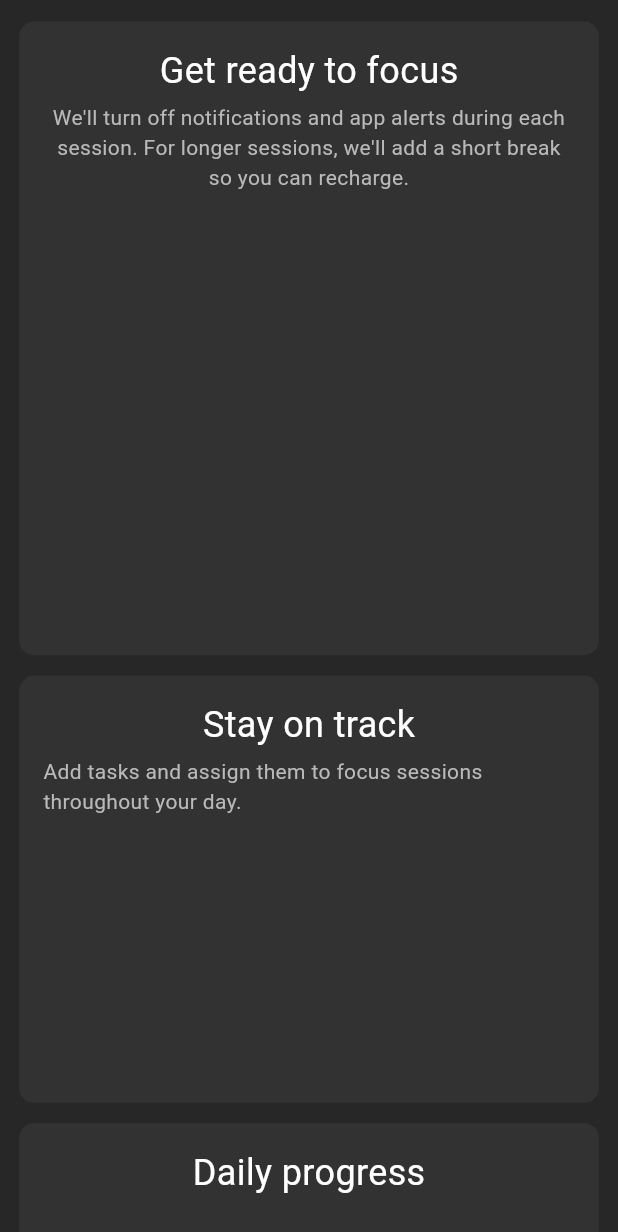
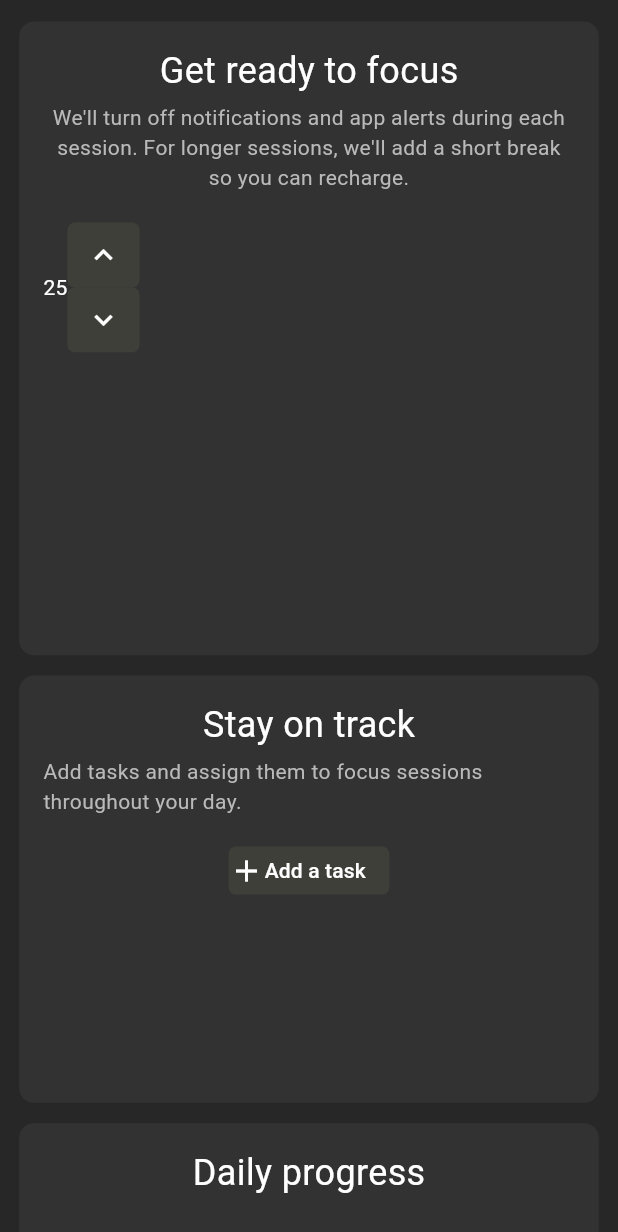
Before and after one commit to LeBern-Matthews/focus_app, a Flutter app: the screen it shows after launch, on a phone screen of 412 x 824 dp. Shown: the top 1232 px of the screen. Run offline on Flutter 3.47's test engine with Material 3 defaults, Android fonts, the phone set to English and light mode, and no system bars; missing offline and left inert: window_size.

Commit message:
Add FocusActionButton and enhance right side containers
Implements a new reusable FocusActionButton component for consistent button styling across the app. Enhances right side containers with:

- Music section with play music button
- Task section with add task button
- Session controls with increment/decrement buttons
- Improved text alignment and spacing in containers

Adjusts responsive layout breakpoint from 1077px to 1068px for better UI consistency.

```diff
--- /dev/null
+++ b/lib/components/right_side_components/focus_action_button.dart
@@ -0,0 +1,46 @@
+import 'package:flutter/material.dart';
+
+class FocusActionButton extends StatelessWidget {
+  final VoidCallback onPressed;
+  final String text;
+  final Widget wchild;
+  final double width;
+  final double height;
+
+  const FocusActionButton({
+    super.key,
+    required this.onPressed,
+    this.text="",
+    this.wchild=const Icon(Icons.pin_drop_rounded),
+    this.width=107.2,
+    this.height=32,
+  });
+
+  @override
+  Widget build(BuildContext context) {
+    bool hasChild=false;
+    if (text==""){
+       hasChild=true;
+      }
+
+    return SizedBox(
+      width: width,
+      height:height,
+      child: FloatingActionButton(
+        onPressed: onPressed,
+        backgroundColor: const Color.fromRGBO(63, 63, 58, 1),
+        focusColor: const Color.fromRGBO(68, 68, 63, 1),
+        hoverColor: const Color.fromRGBO(68, 68, 63, 1),
+        elevation: 0,
+        hoverElevation: 0,
+        focusElevation: 0,
+        shape: const RoundedRectangleBorder(
+          borderRadius: BorderRadius.all(Radius.circular(5)),
+        ),
+        child:hasChild
+        ? wchild
+        : Text(text)
+      ),
+    );
+  }
+}
--- a/lib/components/right_side_container.dart
+++ b/lib/components/right_side_container.dart
@@ -14,7 +14,9 @@ class RightSidecontainer extends StatelessWidget {
 
   @override
   Widget build(BuildContext context) {
+
     return Container(
+
       decoration: BoxDecoration(
         color: const Color.fromRGBO(50, 50, 50, 1),
         borderRadius: BorderRadius.circular(10),
@@ -25,6 +27,7 @@ class RightSidecontainer extends StatelessWidget {
       child: Column(
         crossAxisAlignment: CrossAxisAlignment.center,
         children: childList,
+
       ),
     );
   }
--- a/lib/components/right_side_containers_single/music.dart
+++ b/lib/components/right_side_containers_single/music.dart
@@ -1,6 +1,6 @@
 import 'package:flutter/material.dart';
 import 'package:focus_app/components/right_side_container.dart';
-
+import 'package:focus_app/components/right_side_components/focus_action_button.dart';
 class Music extends StatelessWidget {
   final double width;
   const Music({
@@ -22,13 +22,18 @@ class Music extends StatelessWidget {
                       ),
                     ),
                     SizedBox(height: 4),
-                    Text(
-                      "Music help you focus. Add your favorite playlists to your focus sessions.",
-                      style: TextStyle(
-                        color: const Color.fromRGBO(185, 185, 185, 1),
-                        fontSize: 14,
+                    Center(
+                      child: Text(
+                        "Music help you focus. Add your favorite playlists to your focus sessions.",
+                        style: TextStyle(
+                          color: const Color.fromRGBO(185, 185, 185, 1),
+                          fontSize: 14,
+                        ),
                       ),
                     ),
+                    SizedBox(height: 20),
+                    FocusActionButton(onPressed: (){}, text: "Play music")
+
                   ],
 
                 );
--- a/lib/components/right_side_containers_single/session.dart
+++ b/lib/components/right_side_containers_single/session.dart
@@ -1,6 +1,6 @@
 import 'package:flutter/material.dart';
 import 'package:focus_app/components/right_side_container.dart';
-
+import 'package:focus_app/components/right_side_components/focus_action_button.dart';
 class Session extends StatelessWidget {
   final double width;
 
@@ -31,14 +31,21 @@ class Session extends StatelessWidget {
                       style: TextStyle(
                         color: const Color.fromRGBO(185, 185, 185, 1),
                         fontSize: 14,
-
                       ),
                     ),
                   ),
-                  SizedBox(height: 4),
-                  Row(
-
-                  )
+                  SizedBox(height: 20),
+                    Row(
+                      children: [
+                        Text("25"),
+                        Column(
+                          children: [
+                            FocusActionButton(onPressed: (){},width: 48, height:43.2, wchild: Icon(Icons.expand_less)),
+                            FocusActionButton(onPressed: (){}, width:48, height:43.2, wchild: Icon(Icons.expand_more)),
+                          ],
+                        ),
+                      ],
+                    ),
                 ],
               );
   }
--- a/lib/components/right_side_containers_single/task.dart
+++ b/lib/components/right_side_containers_single/task.dart
@@ -1,6 +1,6 @@
 import 'package:flutter/material.dart';
 import 'package:focus_app/components/right_side_container.dart';
-
+import 'package:focus_app/components/right_side_components/focus_action_button.dart';
 class Task extends StatelessWidget {
   final double width;
   const Task({
@@ -22,14 +22,20 @@ class Task extends StatelessWidget {
                     ),
                   ),
                   SizedBox(height: 4),
-                  Text(
-                    "Add tasks and assign them to focus sessions throughout your day.",
-                    style: TextStyle(
-                      color: const Color.fromRGBO(185, 185, 185, 1),
-                      fontSize: 14,
+                  Center(
+                    child: Text(
+                      "Add tasks and assign them to focus sessions throughout your day.",
+                      style: TextStyle(
+                        color: const Color.fromRGBO(185, 185, 185, 1),
+                        fontSize: 14,
+                      ),
                     ),
                   ),
-                  SizedBox(height: 4),
+                  SizedBox(height: 20),
+                  FocusActionButton(onPressed: () {}, wchild: Row(
+                    children: [Icon(Icons.add), Text("Add a task")],
+                  ),)
+
                 ],
               );
   }
--- a/lib/main.dart
+++ b/lib/main.dart
@@ -84,7 +84,7 @@ class _MyHomePageState extends State<MyHomePage> {
             );
           }
 
-          if (constraints.maxWidth < 1077) {
+          if (constraints.maxWidth < 1068) {
             // Return compact layout
               return LeftSide(
               rightSide: RightSide(mode:"compact", vertical: vertical),
```
Also changed, not shown: lib/components/right_side_containers_single/progress.dart (line endings or trailing spaces).
